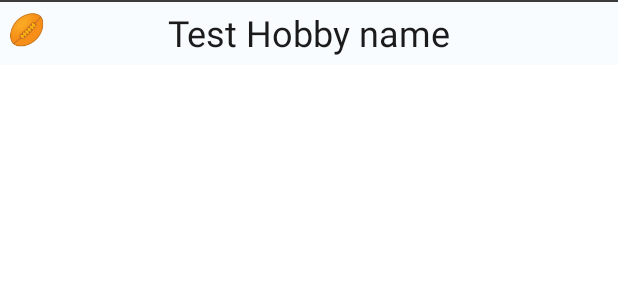
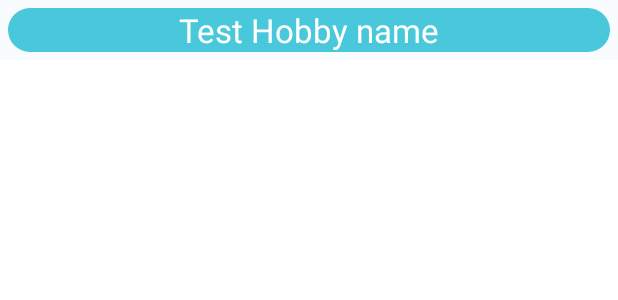
Before and after one commit to PrimebIue/FBU_Final_APP, an Android app: the layout item_hobby_selection.xml on its own in the app's theme, with its tools: preview values and no code run, on a phone screen of 412 x 824 dp. Shown: the top 300 px of the screen. Run offline under Robolectric (Android 15) with nearby library versions, the phone set to English and light mode, and no system bars.

Commit message:
Prepared grid adapter for hobby pairing and stylized hobby add fragment

```diff
--- a/app/build.gradle
+++ b/app/build.gradle
@@ -8,7 +8,7 @@ android {
 
     defaultConfig {
         applicationId "com.example.icebreaker"
-        minSdkVersion 19
+        minSdkVersion 21
         targetSdkVersion 30
         versionCode 1
         versionName "1.0"
@@ -56,4 +56,8 @@ dependencies {
     implementation 'com.budiyev.android:code-scanner:2.1.0'
     compile 'com.github.kaedea:Android-Cloud-TagView-Plus:b546a5f073'
 
+    implementation "androidx.cardview:cardview:1.0.0"
+    implementation "androidx.palette:palette:1.0.0"
+    implementation "androidx.percentlayout:percentlayout:1.0.0"
+
 }
--- /dev/null
+++ b/app/src/main/res/drawable/round_text_background.xml
@@ -0,0 +1,6 @@
+<?xml version="1.0" encoding="utf-8"?>
+<shape xmlns:android="http://schemas.android.com/apk/res/android" >
+    <corners android:radius="24dp" />
+    <solid android:color="@color/light_blue"/>
+
+</shape>
--- a/app/src/main/res/layout/item_hobby_selection.xml
+++ b/app/src/main/res/layout/item_hobby_selection.xml
@@ -6,32 +6,17 @@
     android:id="@+id/rlHobbySelection">
 
     <TextView
-        android:id="@+id/tvTag"
-        android:layout_width="wrap_content"
-        android:layout_height="wrap_content"
-        android:layout_gravity="center_vertical"
-        android:layout_alignTop="@+id/tvHobbyName"
-        android:layout_marginStart="5dp"
-        android:text="🏉"
-        android:textColor="@color/white"
-        android:textSize="20dp"
-        android:layout_marginLeft="5dp" />
-
-    <TextView
         android:id="@+id/tvHobbyName"
         android:layout_width="fill_parent"
         android:layout_height="wrap_content"
         android:layout_gravity="center_vertical"
-        android:textSize="24sp"
+        android:textSize="22sp"
         android:gravity="center"
-        android:textColor="@color/light_black"
+        android:textColor="@color/white"
         android:text="Test Hobby name"
-        android:layout_margin="5dp"/>
+        android:layout_margin="5dp"
+        android:background="@drawable/round_text_background"/>
 
-    <View
-        android:layout_width="match_parent"
-        android:layout_height="1dp"
-        android:background="@color/gray_200"/>
 
 
 
--- a/app/src/main/res/values/colors.xml
+++ b/app/src/main/res/values/colors.xml
@@ -18,6 +18,7 @@
     <color name="off_white">#F8F6F4</color>
     <color name="off_white_red">#F8FCFF</color>
     <color name="off_white_blue">#FAFFFF</color>
+    <color name="orange">#FFAF35</color>
 
 
 </resources>
```
Also changed, not shown: app/src/main/java/com/fbu/icebreaker/GridHobbyPairingAdapter.java (added, +53 -0 lines), app/src/main/java/com/fbu/icebreaker/MultiSelectionAdapter.java (+2 -5 lines), app/src/main/java/com/fbu/icebreaker/subclasses/PairingsByTag.java (added, +15 -0 lines), app/src/main/res/layout/activity_user_pairing.xml (+5 -5 lines), app/src/main/res/layout/item_grid_hobby.xml (added, +49 -0 lines), app/src/main/res/values/dimens.xml (added, +14 -0 lines).
